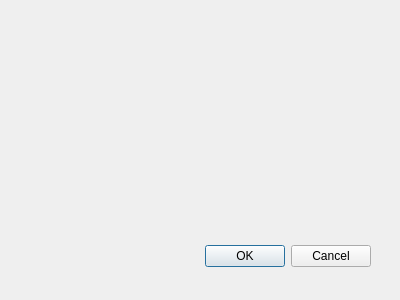
Above: libraries/qxrdlib/qxrdsimulateddialog.ui from guyjennings/qxrd before the change. Below: the same form after it.
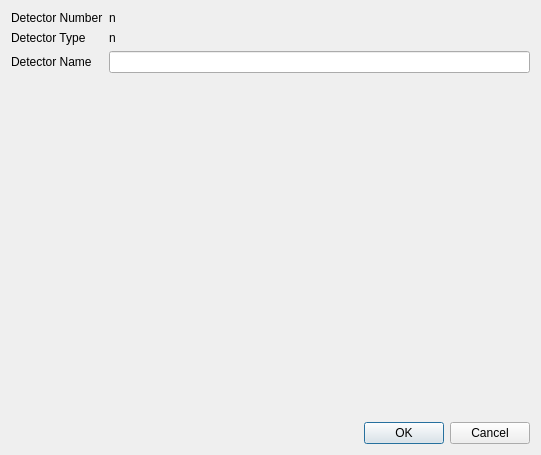
That is the form after the change.

Commit message: More work on detector config dialogs

```diff
--- a/libraries/qxrdlib/qxrdsimulateddialog.ui
+++ b/libraries/qxrdlib/qxrdsimulateddialog.ui
@@ -8,29 +8,76 @@
    <rect>
     <x>0</x>
     <y>0</y>
-    <width>400</width>
-    <height>300</height>
+    <width>541</width>
+    <height>455</height>
    </rect>
   </property>
   <property name="windowTitle">
    <string>Dialog</string>
   </property>
-  <widget class="QDialogButtonBox" name="buttonBox">
-   <property name="geometry">
-    <rect>
-     <x>30</x>
-     <y>240</y>
-     <width>341</width>
-     <height>32</height>
-    </rect>
-   </property>
-   <property name="orientation">
-    <enum>Qt::Horizontal</enum>
-   </property>
-   <property name="standardButtons">
-    <set>QDialogButtonBox::Cancel|QDialogButtonBox::Ok</set>
-   </property>
-  </widget>
+  <layout class="QGridLayout" name="gridLayout">
+   <item row="0" column="0">
+    <widget class="QLabel" name="label">
+     <property name="text">
+      <string>Detector Number</string>
+     </property>
+    </widget>
+   </item>
+   <item row="0" column="1">
+    <widget class="QLabel" name="m_DetectorNumber">
+     <property name="text">
+      <string>n</string>
+     </property>
+    </widget>
+   </item>
+   <item row="1" column="0">
+    <widget class="QLabel" name="label_2">
+     <property name="text">
+      <string>Detector Type</string>
+     </property>
+    </widget>
+   </item>
+   <item row="1" column="1">
+    <widget class="QLabel" name="m_DetectorType">
+     <property name="text">
+      <string>n</string>
+     </property>
+    </widget>
+   </item>
+   <item row="2" column="0">
+    <widget class="QLabel" name="label_3">
+     <property name="text">
+      <string>Detector Name</string>
+     </property>
+    </widget>
+   </item>
+   <item row="2" column="1">
+    <widget class="QLineEdit" name="m_DetectorName"/>
+   </item>
+   <item row="3" column="0" colspan="2">
+    <spacer name="verticalSpacer">
+     <property name="orientation">
+      <enum>Qt::Vertical</enum>
+     </property>
+     <property name="sizeHint" stdset="0">
+      <size>
+       <width>379</width>
+       <height>309</height>
+      </size>
+     </property>
+    </spacer>
+   </item>
+   <item row="4" column="0" colspan="2">
+    <widget class="QDialogButtonBox" name="buttonBox">
+     <property name="orientation">
+      <enum>Qt::Horizontal</enum>
+     </property>
+     <property name="standardButtons">
+      <set>QDialogButtonBox::Cancel|QDialogButtonBox::Ok</set>
+     </property>
+    </widget>
+   </item>
+  </layout>
  </widget>
  <pixmapfunction/>
  <resources/>
```
Left out of the diff: 5 changed lines with no effect on the pictures. The commit also changes 12 other files.
